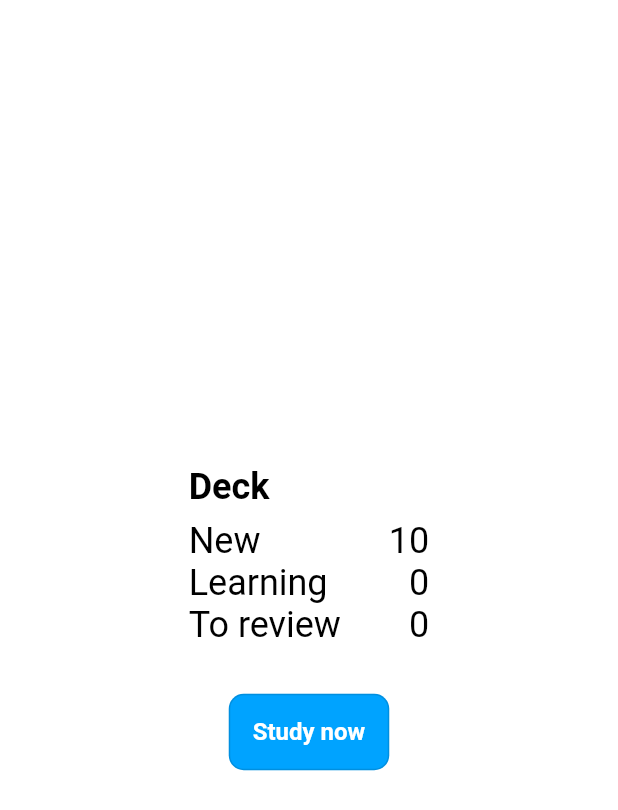
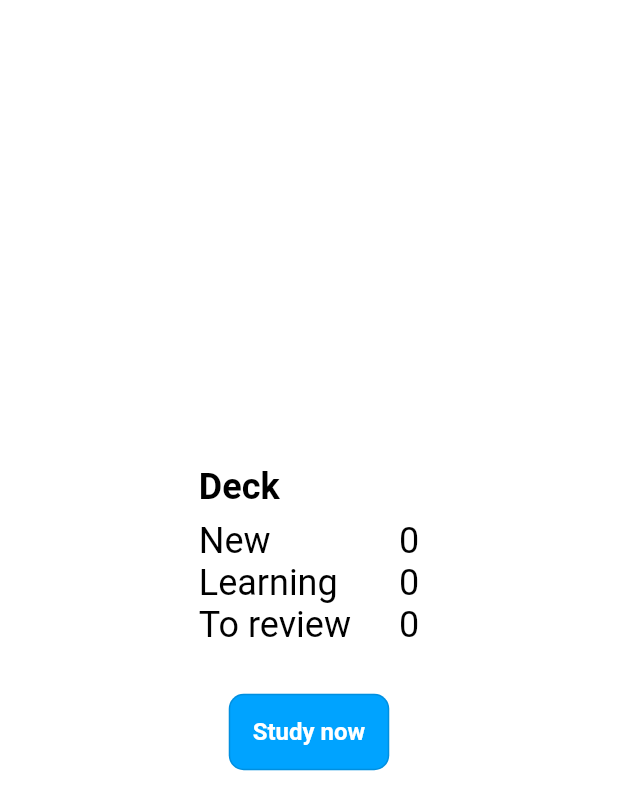
Before and after one commit to lvanderveekens/vocab, a Flutter app: the StudyOverviewPage screen opened directly with empty values, on a phone screen of 412 x 824 dp. Shown: the top 810 px of the screen. Run offline on Flutter 3.47's test engine with Material 2 defaults, Android fonts, the phone set to English and light mode, and no system bars; our stand-ins replace audioplayers, camera, flutter_svg, get_it, html_unescape; missing offline and left inert: google_mlkit_text_recognition; accounts and stored records are empty.

Commit message:
Working on card review process

```diff
--- a/app/lib/deck/deck.dart
+++ b/app/lib/deck/deck.dart
@@ -6,6 +6,26 @@ class Deck {
   List<Flashcard> cards;
 
   Deck({required this.cards});
+
+  int countNewCards() {
+    return cards.where((c) => c.lastReviewedAt == null).length;
+  }
+
+  int countCardsBeingLearned() {
+    return cards.where((c) => c.beingLearned == true).length;
+  }
+
+  int countReviewableCards() {
+    return cards.where((c) {
+      final lastReviewedAt = c.lastReviewedAt;
+      if (lastReviewedAt == null) {
+        return false;
+      }
+      return DateTime.now().isAfter(
+        lastReviewedAt.add(Duration(days: c.sm2Metadata!.intervalDays)),
+      );
+    }).length;
+  }
 
   factory Deck.fromJsonV1(Map<String, dynamic> json) {
     var cardsJson = json['cards'] as List;
--- a/app/lib/deck/flashcard.dart
+++ b/app/lib/deck/flashcard.dart
@@ -5,7 +5,9 @@ class Flashcard {
   final String targetLanguageCode;
   final String targetWord;
 
-  final SM2Metadata? sm2Metadata;
+  DateTime? lastReviewedAt;
+  bool? beingLearned;
+  SM2Metadata? sm2Metadata;
 
   Flashcard({
     required this.id,
@@ -13,6 +15,8 @@ class Flashcard {
     required this.sourceWord,
     required this.targetLanguageCode,
     required this.targetWord,
+    this.lastReviewedAt,
+    this.beingLearned,
     this.sm2Metadata,
   });
 
@@ -23,6 +27,8 @@ class Flashcard {
       sourceWord: json['sourceWord'],
       targetLanguageCode: json['targetLanguageCode'],
       targetWord: json['targetWord'],
+      lastReviewedAt: json['lastReviewedAt'],
+      beingLearned: json['beingLearned'],
       sm2Metadata: json['sm2Metadata'],
     );
   }
@@ -34,6 +40,8 @@ class Flashcard {
       'sourceWord': sourceWord,
       'targetLanguageCode': targetLanguageCode,
       'targetWord': targetWord,
+      'lastReviewedAt': lastReviewedAt,
+      'beingLearned': beingLearned,
       'sm2Metadata': sm2Metadata?.toJson(),
     };
   }
--- a/app/lib/study/study_overview_page.dart
+++ b/app/lib/study/study_overview_page.dart
@@ -20,6 +20,7 @@ import 'package:vocab/secret/secrets.dart';
 import 'package:vocab/camera/text_decorator_painter.dart';
 import 'package:http/http.dart' as http;
 import 'package:path_provider/path_provider.dart';
+import 'package:vocab/study/study_service.dart';
 
 class StudyOverviewPage extends StatefulWidget {
   final DeckStorage deckStorage;
@@ -84,9 +85,12 @@ class StudyOverviewPageState extends State<StudyOverviewPage> {
                     Column(
                       crossAxisAlignment: CrossAxisAlignment.end,
                       children: [
-                        Text("10", style: TextStyle(fontSize: 24.0)),
-                        Text("0", style: TextStyle(fontSize: 24.0)),
-                        Text("0", style: TextStyle(fontSize: 24.0)),
+                        Text("${_deck?.countNewCards() ?? 0}",
+                            style: TextStyle(fontSize: 24.0)),
+                        Text("${_deck?.countCardsBeingLearned() ?? 0}",
+                            style: TextStyle(fontSize: 24.0)),
+                        Text("${_deck?.countReviewableCards() ?? 0}",
+                            style: TextStyle(fontSize: 24.0)),
                       ],
                     )
                   ],
```
Also changed, not shown: app/lib/sm2/sm2_algorithm.dart (+8 -4 lines), app/lib/study/study_service.dart (added, +21 -0 lines).
